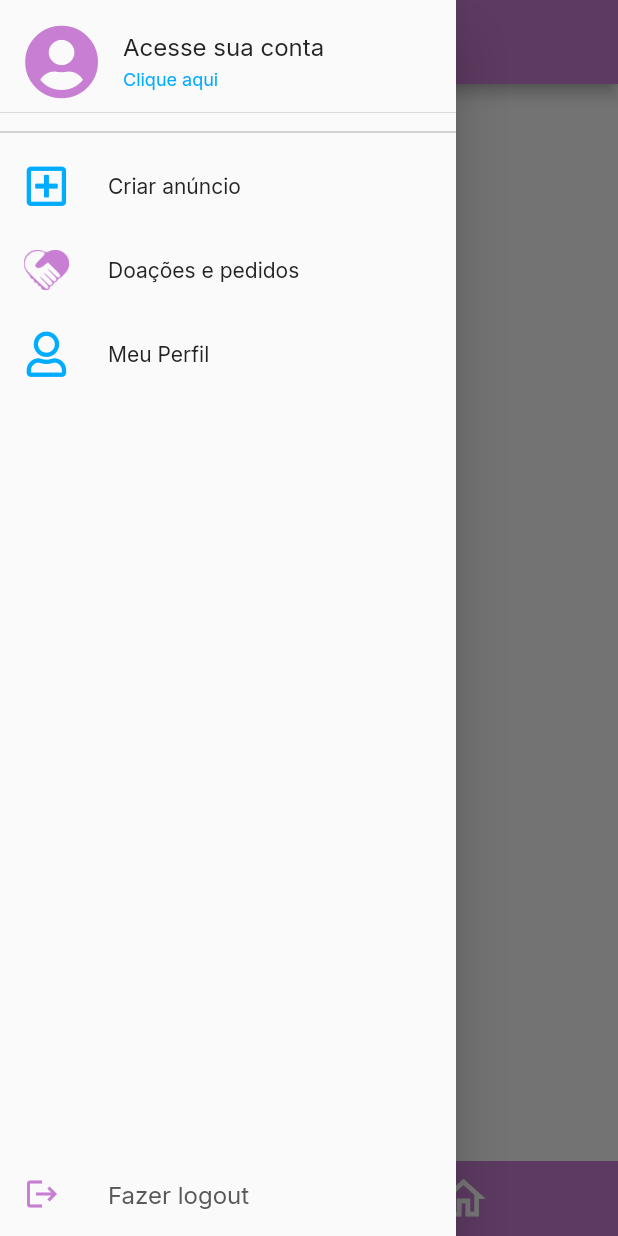
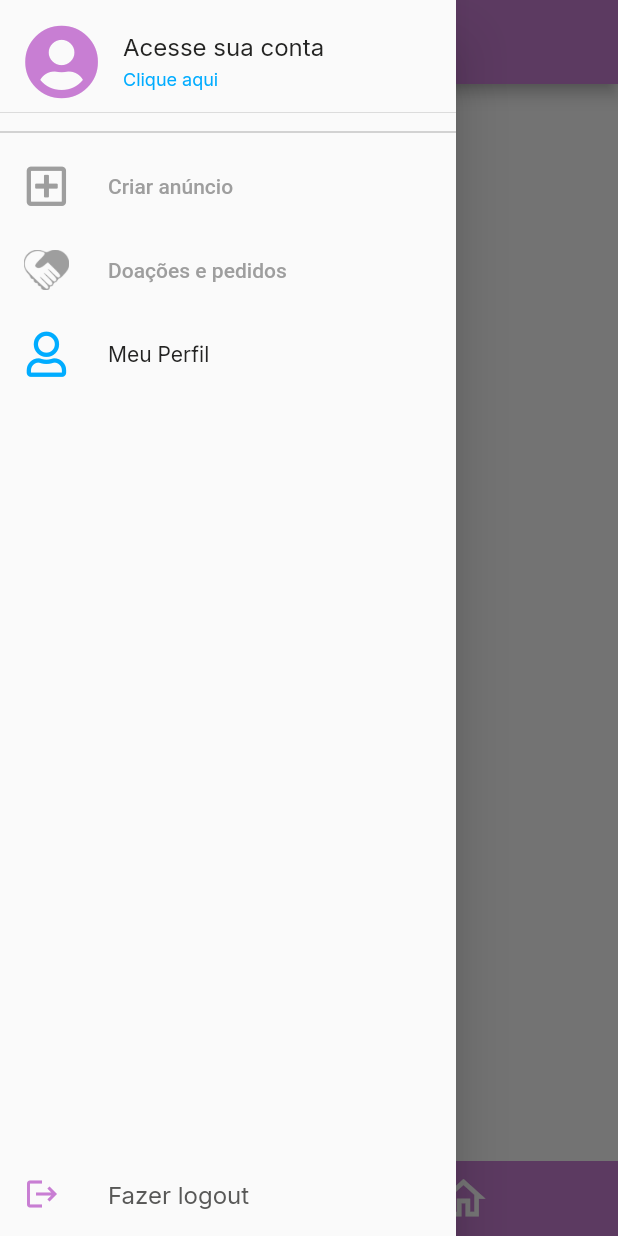
Before and after one commit to UnBArqDsw2021-1/2021.1_G5_ProjetoDonner_Front-end, a Flutter app: the screen it shows after launch, with the side drawer open, on a phone screen of 412 x 824 dp. Run offline on Flutter 3.47's test engine with Material 2 defaults, Android fonts, the phone set to English and light mode, and no system bars; our stand-ins replace cloud_firestore, dropdown_search, firebase_auth, firebase_core, firebase_storage, font_awesome_flutter and 3 more; missing offline and left inert: estados_municipios; accounts and stored records are empty.

Commit message:
Remover bug ao criar post sem login
- remover bug na Sidebar que travava a aplicação ao se tentar criar uma
  postagem sem estar logado
- bloquear, do mesmo modo, o botão de visualização de postagens do
  usuário, mesmo que ainda não esteja implementado
- remover uso direto do FirebaseAuthentication dentro de
  create_post_screen sem passar por Authentication

```diff
--- a/donner/lib/controllers/authentication.dart
+++ b/donner/lib/controllers/authentication.dart
@@ -7,6 +7,10 @@ import 'package:flutter/material.dart';
 
 class Authentication {
   final FirebaseAuth _auth = FirebaseAuth.instance;
+
+  User? getUser() {
+    return _auth.currentUser;
+  }
 
   Future<void> signInWithGoogle({required BuildContext context}) async {
     User? user;
--- a/donner/lib/screens/create_post_screen.dart
+++ b/donner/lib/screens/create_post_screen.dart
@@ -1,5 +1,6 @@
 import 'dart:io';
 
+import 'package:donner/controllers/authentication.dart';
 import 'package:donner/controllers/create_post_controller.dart';
 import 'package:donner/models/category_model.dart';
 import 'package:donner/shared/themes/app_colors.dart';
@@ -16,7 +17,7 @@ class CreatePostScreen extends StatefulWidget {
   User? user;
   CategoryModel? category;
   CreatePostScreen({Key? key, this.category}) : super(key: key) {
-    user = FirebaseAuth.instance.currentUser;
+    user = Authentication().getUser();
   }
 
   @override
--- a/donner/lib/shared/widgets/sidebar_widget.dart
+++ b/donner/lib/shared/widgets/sidebar_widget.dart
@@ -87,27 +87,29 @@ class _SidebarWidgetState extends State<SidebarWidget> {
                   onTap: () {
                     Navigator.pushReplacementNamed(context, "/create_post");
                   },
-                  leading: const Icon(
+                  leading: Icon(
                     FontAwesomeIcons.plusSquare,
-                    color: AppColors.secondary,
+                    color: widget.user == null ? Colors.grey : AppColors.secondary,
                     size: 30,
                   ),
                   title: Text(
                     "Criar anúncio",
-                    style: AppTextStyles.cardText,
+                    style: widget.user == null ? const TextStyle(color: Colors.grey) : AppTextStyles.cardText,
                   ),
+                  enabled: widget.user == null ? false : true,
                 ),
                 ListTile(
                   onTap: () {},
-                  leading: const ImageIcon(
-                    AssetImage('assets/mini_logo_donner.png'),
-                    color: AppColors.primary,
+                  leading: ImageIcon(
+                    const AssetImage('assets/mini_logo_donner.png'),
+                    color: widget.user == null ? Colors.grey : AppColors.primary,
                     size: 30,
                   ),
                   title: Text(
                     "Doações e pedidos",
-                    style: AppTextStyles.cardText,
+                    style: widget.user == null ? const TextStyle(color: Colors.grey) : AppTextStyles.cardText,
                   ),
+                  enabled: widget.user == null ? false : true,
                 ),
                 ListTile(
                   onTap: () async {
```
